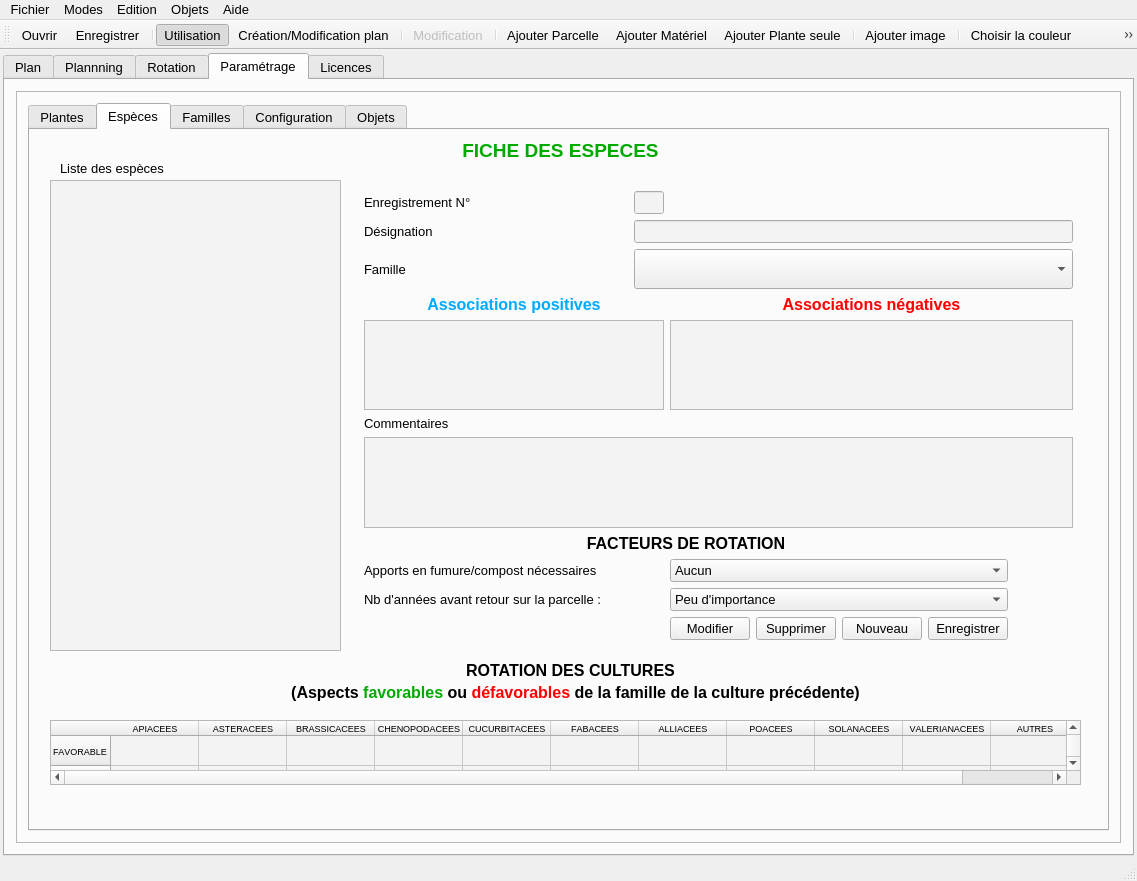
Above: mainwindow.ui from Znephf/libreJardin before the change. Below: the same form after it.
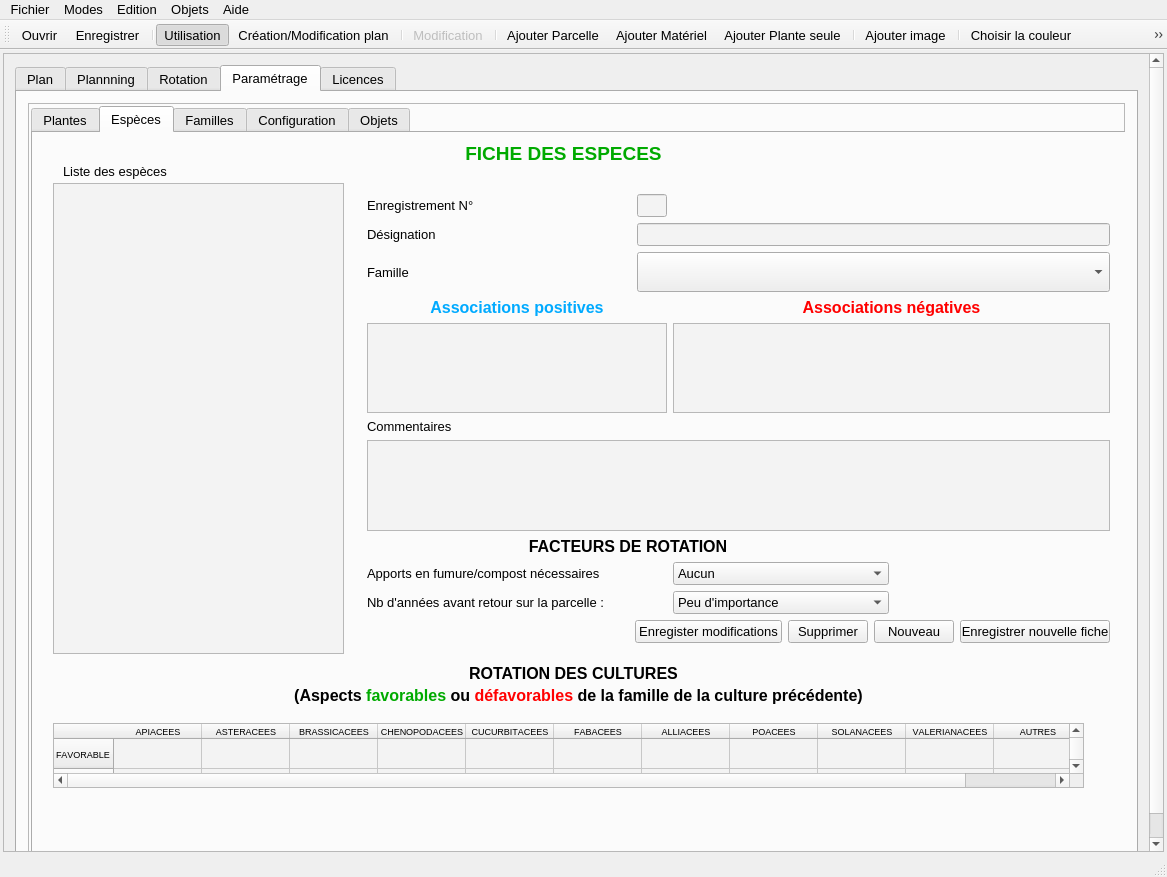
That is the form after the change. The open tabs and pages were chosen to show the change. Icons and pictures are not drawn.

```diff
--- a/mainwindow.ui
+++ b/mainwindow.ui
@@ -6,8 +6,8 @@
    <rect>
     <x>0</x>
     <y>0</y>
-    <width>1137</width>
-    <height>881</height>
+    <width>1167</width>
+    <height>877</height>
    </rect>
   </property>
   <property name="minimumSize">
@@ -38,13 +38,16 @@
    <property name="minimumSize">
     <size>
      <width>0</width>
-     <height>800</height>
+     <height>600</height>
     </size>
    </property>
-   <layout class="QVBoxLayout" name="verticalLayout_12">
+   <layout class="QHBoxLayout" name="horizontalLayout_24">
     <property name="spacing">
      <number>3</number>
     </property>
+    <property name="sizeConstraint">
+     <enum>QLayout::SetDefaultConstraint</enum>
+    </property>
     <property name="leftMargin">
      <number>3</number>
     </property>
@@ -57,12 +60,27 @@
     <property name="bottomMargin">
      <number>3</number>
     </property>
+    <item>
+     <widget class="QScrollArea" name="scrollArea">
+      <property name="widgetResizable">
+       <bool>true</bool>
+      </property>
+      <widget class="QWidget" name="scrollAreaWidgetContents">
+       <property name="geometry">
+        <rect>
+         <x>0</x>
+         <y>0</y>
+         <width>1145</width>
+         <height>818</height>
+        </rect>
+       </property>
+       <layout class="QHBoxLayout" name="horizontalLayout_23">
     <item>
      <widget class="QTabWidget" name="tabWidget">
       <property name="minimumSize">
        <size>
-        <width>0</width>
-        <height>600</height>
+            <width>1114</width>
+            <height>800</height>
        </size>
       </property>
       <property name="currentIndex">
@@ -2712,12 +2730,27 @@
            <enum>QFrame::Raised</enum>
           </property>
           <layout class="QVBoxLayout" name="verticalLayout_10">
+               <property name="spacing">
+                <number>2</number>
+               </property>
+               <property name="leftMargin">
+                <number>2</number>
+               </property>
+               <property name="topMargin">
+                <number>2</number>
+               </property>
+               <property name="rightMargin">
+                <number>2</number>
+               </property>
+               <property name="bottomMargin">
+                <number>2</number>
+               </property>
            <item>
             <widget class="QTabWidget" name="tabWidget_taches">
              <property name="minimumSize">
               <size>
-               <width>0</width>
-               <height>600</height>
+                   <width>1100</width>
+                   <height>750</height>
               </size>
              </property>
              <property name="palette">
@@ -4083,7 +4116,7 @@
                 <rect>
                  <x>323</x>
                  <y>50</y>
-                 <width>731</width>
+                     <width>765</width>
                  <height>471</height>
                 </rect>
                </property>
@@ -4136,62 +4169,6 @@
                   </property>
                  </widget>
                 </item>
-                <item row="10" column="2">
-                 <layout class="QHBoxLayout" name="horizontalLayout_3">
-                  <item>
-                   <widget class="QPushButton" name="pushButton_Modifier_especes">
-                    <property name="maximumSize">
-                     <size>
-                      <width>100</width>
-                      <height>16777215</height>
-                     </size>
-                    </property>
-                    <property name="text">
-                     <string>Modifier</string>
-                    </property>
-                   </widget>
-                  </item>
-                  <item>
-                   <widget class="QPushButton" name="pushButton_Supprimer_especes">
-                    <property name="maximumSize">
-                     <size>
-                      <width>100</width>
-                      <height>16777215</height>
-                     </size>
-                    </property>
-                    <property name="text">
-                     <string>Supprimer</string>
-                    </property>
-                   </widget>
-                  </item>
-                  <item>
-                   <widget class="QPushButton" name="pushButton_Nouveau_especes">
-                    <property name="maximumSize">
-                     <size>
-                      <width>100</width>
-                      <height>16777215</height>
-                     </size>
-                    </property>
-                    <property name="text">
-                     <string>Nouveau</string>
-                    </property>
-                   </widget>
-                  </item>
-                  <item>
-                   <widget class="QPushButton" name="pushButton_enregistrer_especes">
-                    <property name="maximumSize">
-                     <size>
-                      <width>100</width>
-                      <height>16777215</height>
-                     </size>
-                    </property>
-                    <property name="text">
-                     <string>Enregistrer</string>
-                    </property>
-                   </widget>
-                  </item>
-                 </layout>
-                </item>
                 <item row="4" column="2" colspan="2">
                  <widget class="QTextEdit" name="textEdit_negatif">
                   <property name="minimumSize">
@@ -4354,6 +4331,75 @@
                   </item>
                  </widget>
                 </item>
+                    <item row="10" column="0" colspan="4">
+                     <layout class="QHBoxLayout" name="horizontalLayout_3">
+                      <item>
+                       <spacer name="horizontalSpacer_3">
+                        <property name="orientation">
+                         <enum>Qt::Horizontal</enum>
+                        </property>
+                        <property name="sizeHint" stdset="0">
+                         <size>
+                          <width>40</width>
+                          <height>20</height>
+                         </size>
+                        </property>
+                       </spacer>
+                      </item>
+                      <item>
+                       <widget class="QPushButton" name="pushButton_Modifier_especes">
+                        <property name="maximumSize">
+                         <size>
+                          <width>150</width>
+                          <height>16777215</height>
+                         </size>
+                        </property>
+                        <property name="text">
+                         <string>Enregister modifications</string>
+                        </property>
+                       </widget>
+                      </item>
+                      <item>
+                       <widget class="QPushButton" name="pushButton_Supprimer_especes">
+                        <property name="maximumSize">
+                         <size>
+                          <width>100</width>
+                          <height>16777215</height>
+                         </size>
+                        </property>
+                        <property name="text">
+                         <string>Supprimer</string>
+                        </property>
+                       </widget>
+                      </item>
+                      <item>
+                       <widget class="QPushButton" name="pushButton_Nouveau_especes">
+                        <property name="maximumSize">
+                         <size>
+                          <width>100</width>
+                          <height>16777215</height>
+                         </size>
+                        </property>
+                        <property name="text">
+                         <string>Nouveau</string>
+                        </property>
+                       </widget>
+                      </item>
+                      <item>
+                       <widget class="QPushButton" name="pushButton_enregistrer_especes">
+                        <property name="maximumSize">
+                         <size>
+                          <width>150</width>
+                          <height>16777215</height>
+                         </size>
+                        </property>
+                        <property name="text">
+                         <string>Enregistrer nouvelle fiche</string>
+                        </property>
+                       </widget>
+                      </item>
+                     </layout>
+                    </item>
                </layout>
               </widget>
               <widget class="QTableWidget" name="tableWidget_rotation">
@@ -5934,12 +5980,16 @@
     </item>
    </layout>
   </widget>
+     </widget>
+    </item>
+   </layout>
+  </widget>
   <widget class="QMenuBar" name="menuBar">
    <property name="geometry">
     <rect>
      <x>0</x>
      <y>0</y>
-     <width>1137</width>
+     <width>1167</width>
      <height>22</height>
     </rect>
    </property>
```
Left out of the diff: 111 changed lines with no effect on the pictures. Lines whose indentation alone changed are shown as unchanged.
